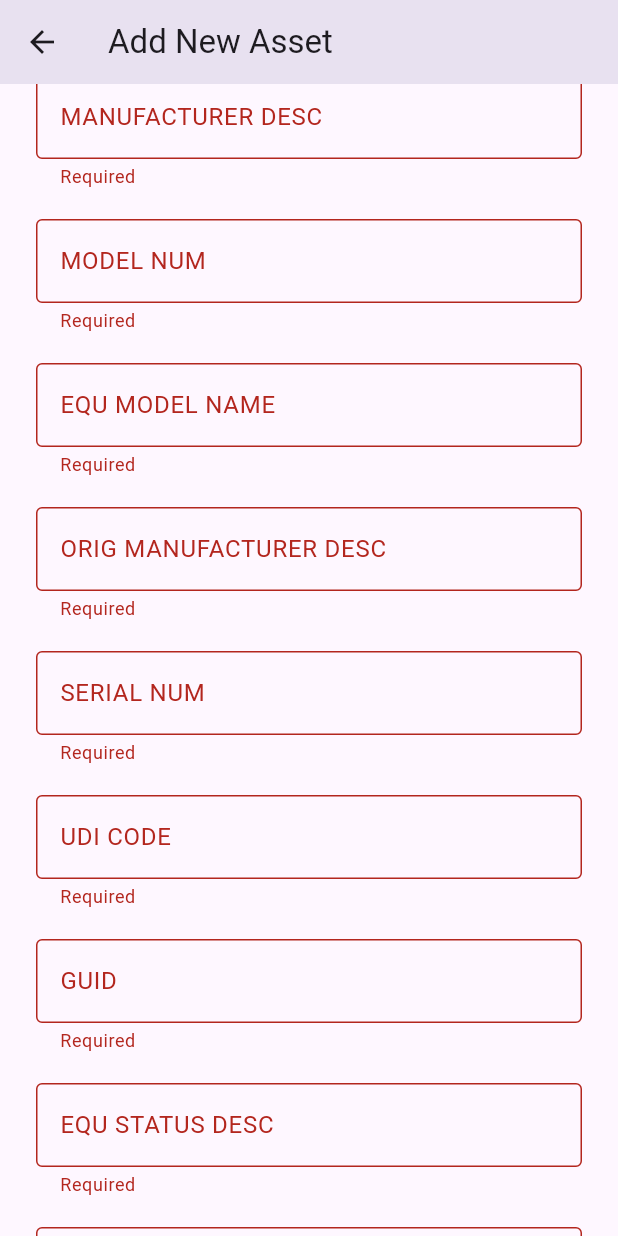
After one commit to sudeepstephen/MassRx, a Flutter app: the AddAssetHtmlStyle screen opened by its route, scrolled down 328 dp, after a tap on "Submit Asset", on a phone screen of 412 x 824 dp. The commit adds this screen. Run offline on Flutter 3.47's test engine with Material 3 defaults, Android fonts, the light colour scheme and no system bars; our stand-ins replace shared_preferences; accounts and stored records are empty.

Commit message:
- Flutter HTML Style pages.

```diff
--- /dev/null
+++ b/flutter_website/devtools_options.yaml
@@ -0,0 +1,3 @@
+description: This file stores settings for Dart & Flutter DevTools.
+documentation: https://docs.flutter.dev/tools/devtools/extensions#configure-extension-enablement-states
+extensions:
--- a/flutter_website/lib/main.dart
+++ b/flutter_website/lib/main.dart
@@ -3,6 +3,7 @@ import 'screens/login_htmlstyle.dart';
 import 'screens/register_htmlstyle.dart';
 import 'screens/dashboard_htmlstyle.dart';
 import 'screens/view_assets_htmlstyle.dart';
+import 'screens/add_asset_htmlstyle.dart';
 
 void main() {
   runApp(const MyApp());
@@ -24,6 +25,7 @@ class MyApp extends StatelessWidget {
         '/register_htmlstyle': (context) => const RegisterHtmlStyle(),
         '/login_htmlstyle': (context) => const LoginHtmlStyle(),
         '/view_assets': (context) => const ViewAssetsHtmlStyle(),
+        '/add_asset': (context) => const AddAssetHtmlStyle(),
       },
     );
   }
--- /dev/null
+++ b/flutter_website/lib/screens/add_asset_htmlstyle.dart
@@ -0,0 +1,118 @@
+import 'package:flutter/material.dart';
+import 'package:http/http.dart' as http;
+import 'package:shared_preferences/shared_preferences.dart';
+
+class AddAssetHtmlStyle extends StatefulWidget {
+  const AddAssetHtmlStyle({super.key});
+
+  @override
+  State<AddAssetHtmlStyle> createState() => _AddAssetHtmlStyleState();
+}
+
+class _AddAssetHtmlStyleState extends State<AddAssetHtmlStyle> {
+  final _formKey = GlobalKey<FormState>();
+  final Map<String, TextEditingController> _controllers = {
+    'tag_number': TextEditingController(),
+    'description': TextEditingController(),
+    'type_desc': TextEditingController(),
+    'manufacturer_desc': TextEditingController(),
+    'model_num': TextEditingController(),
+    'equ_model_name': TextEditingController(),
+    'orig_manufacturer_desc': TextEditingController(),
+    'serial_num': TextEditingController(),
+    'udi_code': TextEditingController(),
+    'guid': TextEditingController(),
+    'equ_status_desc': TextEditingController(),
+    'facility_id': TextEditingController(),
+  };
+
+  bool loading = false;
+  String? token;
+
+  Future<void> submitAsset() async {
+    if (!_formKey.currentState!.validate()) return;
+    setState(() => loading = true);
+
+    final prefs = await SharedPreferences.getInstance();
+    token = prefs.getString('token');
+
+    final body = <String, String>{};
+    for (var entry in _controllers.entries) {
+      body[entry.key] = entry.value.text.trim();
+    }
+
+    final uri = Uri.parse('http://localhost:8888/api/assets');
+    final req = http.MultipartRequest('POST', uri);
+    req.headers['Authorization'] = 'Bearer $token';
+    req.fields.addAll(body);
+
+    final response = await req.send();
+    setState(() => loading = false);
+
+    if (response.statusCode == 200) {
+      ScaffoldMessenger.of(context).showSnackBar(
+        const SnackBar(content: Text('✅ Asset submitted successfully')),
+      );
+      Navigator.pushReplacementNamed(context, '/view_assets');
+    } else {
+      final resp = await response.stream.bytesToString();
+      ScaffoldMessenger.of(
+        context,
+      ).showSnackBar(SnackBar(content: Text('Failed: $resp')));
+    }
+  }
+
+  @override
+  Widget build(BuildContext context) {
+    return Scaffold(
+      appBar: AppBar(title: const Text('Add New Asset')),
+      body: SingleChildScrollView(
+        padding: const EdgeInsets.all(24.0),
+        child: Form(
+          key: _formKey,
+          child: Column(
+            children: [
+              ..._controllers.entries.map(
+                (entry) => Padding(
+                  padding: const EdgeInsets.symmetric(vertical: 10.0),
+                  child: TextFormField(
+                    controller: entry.value,
+                    decoration: InputDecoration(
+                      labelText: entry.key.replaceAll('_', ' ').toUpperCase(),
+                      border: const OutlineInputBorder(),
+                    ),
+                    validator: (val) =>
+                        val == null || val.isEmpty ? 'Required' : null,
+                  ),
+                ),
+              ),
+              const SizedBox(height: 24),
+              loading
+                  ? const CircularProgressIndicator()
+                  : ElevatedButton(
+                      onPressed: submitAsset,
+                      style: ElevatedButton.styleFrom(
+                        backgroundColor: const Color(0xff007bff),
+                        padding: const EdgeInsets.symmetric(
+                          horizontal: 30,
+                          vertical: 14,
+                        ),
+                      ),
+                      child: const Text(
+                        'Submit Asset',
+                        style: TextStyle(color: Colors.white),
+                      ),
+                    ),
+              const SizedBox(height: 16),
+              TextButton(
+                onPressed: () =>
+                    Navigator.pushReplacementNamed(context, '/view_assets'),
+                child: const Text('Back to Assets'),
+              ),
+            ],
+          ),
+        ),
+      ),
+    );
+  }
+}
--- a/flutter_website/lib/screens/dashboard_htmlstyle.dart
+++ b/flutter_website/lib/screens/dashboard_htmlstyle.dart
@@ -30,10 +30,11 @@ class _DashboardHtmlStyleState extends State<DashboardHtmlStyle> {
     }
 
     final res = await http.get(
-      Uri.parse('https://yourdomain.com/api/me'),
+      Uri.parse('http://localhost:8888/api/me'),
       headers: {'Authorization': 'Bearer $token'},
     );
-
+    print('Status: ${res.statusCode}');
+    print('Body: ${res.body}');
     if (res.statusCode == 200) {
       final user = jsonDecode(res.body);
       setState(() {
```
Also changed, not shown: 3 other files.
